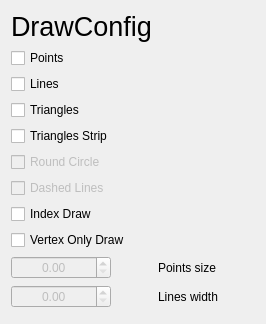
Above: src/widgets/UI/DrawConfigView.ui from DisonGo/s21_3DViewer before the change. Below: the same form after it.
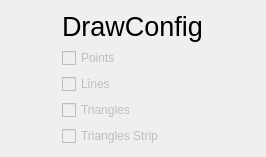
That is the form after the change.

Commit message: object_parser. Implemented Object3DConfigView. Object3D now interactable in TreeView. Implemented separate shader configs for 3d objects. Disabled/removed some ui.

Patch:
```diff
--- a/src/widgets/UI/DrawConfigView.ui
+++ b/src/widgets/UI/DrawConfigView.ui
@@ -7,7 +7,7 @@
     <x>0</x>
     <y>0</y>
     <width>266</width>
-    <height>324</height>
+    <height>157</height>
    </rect>
   </property>
   <property name="windowTitle">
@@ -36,6 +36,9 @@
      </item>
      <item row="1" column="0">
       <widget class="QCheckBox" name="PointsCheckBox">
+       <property name="enabled">
+        <bool>false</bool>
+       </property>
        <property name="text">
         <string>Points</string>
        </property>
@@ -43,6 +46,9 @@
      </item>
      <item row="2" column="0">
       <widget class="QCheckBox" name="LinesCheckBox">
+       <property name="enabled">
+        <bool>false</bool>
+       </property>
        <property name="text">
         <string>Lines</string>
        </property>
@@ -50,6 +56,9 @@
      </item>
      <item row="3" column="0">
       <widget class="QCheckBox" name="TrianglesCheckBox">
+       <property name="enabled">
+        <bool>false</bool>
+       </property>
        <property name="text">
         <string>Triangles</string>
        </property>
@@ -57,97 +66,14 @@
      </item>
      <item row="4" column="0">
       <widget class="QCheckBox" name="TrianglesStripCheckBox">
+       <property name="enabled">
+        <bool>false</bool>
+       </property>
        <property name="text">
         <string>Triangles Strip</string>
        </property>
       </widget>
      </item>
-     <item row="5" column="0">
-      <widget class="QCheckBox" name="RoundCircleCheckBox">
-       <property name="enabled">
-        <bool>false</bool>
-       </property>
-       <property name="text">
-        <string>Round Circle</string>
-       </property>
-      </widget>
-     </item>
-     <item row="6" column="0">
-      <widget class="QCheckBox" name="DashedLinesCheckBox">
-       <property name="enabled">
-        <bool>false</bool>
-       </property>
-       <property name="text">
-        <string>Dashed Lines</string>
-       </property>
-      </widget>
-     </item>
-     <item row="9" column="0">
-      <widget class="QDoubleSpinBox" name="PointsSizeDoubleSpinBox">
-       <property name="enabled">
-        <bool>false</bool>
-       </property>
-       <property name="sizePolicy">
-        <sizepolicy hsizetype="MinimumExpanding" vsizetype="Fixed">
-         <horstretch>0</horstretch>
-         <verstretch>0</verstretch>
-        </sizepolicy>
-       </property>
-       <property name="minimumSize">
-        <size>
-         <width>100</width>
-         <height>0</height>
-        </size>
-       </property>
-       <property name="alignment">
-        <set>Qt::AlignCenter</set>
-       </property>
-      </widget>
-     </item>
-     <item row="9" column="1">
-      <widget class="QLabel" name="PointsSizeLabel">
-       <property name="text">
-        <string>Points size</string>
-       </property>
-      </widget>
-     </item>
-     <item row="10" column="0">
-      <widget class="QDoubleSpinBox" name="LinesWidthDoubleSpinBox">
-       <property name="enabled">
-        <bool>false</bool>
-       </property>
-       <property name="minimumSize">
-        <size>
-         <width>100</width>
-         <height>0</height>
-        </size>
-       </property>
-       <property name="alignment">
-        <set>Qt::AlignCenter</set>
-       </property>
-      </widget>
-     </item>
-     <item row="10" column="1">
-      <widget class="QLabel" name="LinesWidthLabel">
-       <property name="text">
-        <string>Lines width</string>
-       </property>
-      </widget>
-     </item>
-     <item row="7" column="0">
-      <widget class="QCheckBox" name="IndexDrawCheckBox">
-       <property name="text">
-        <string>Index Draw</string>
-       </property>
-      </widget>
-     </item>
-     <item row="8" column="0">
-      <widget class="QCheckBox" name="VertexOnlyDrawCheckBox">
-       <property name="text">
-        <string>Vertex Only Draw</string>
-       </property>
-      </widget>
-     </item>
     </layout>
    </item>
   </layout>
```
The commit also changes 14 other files.
